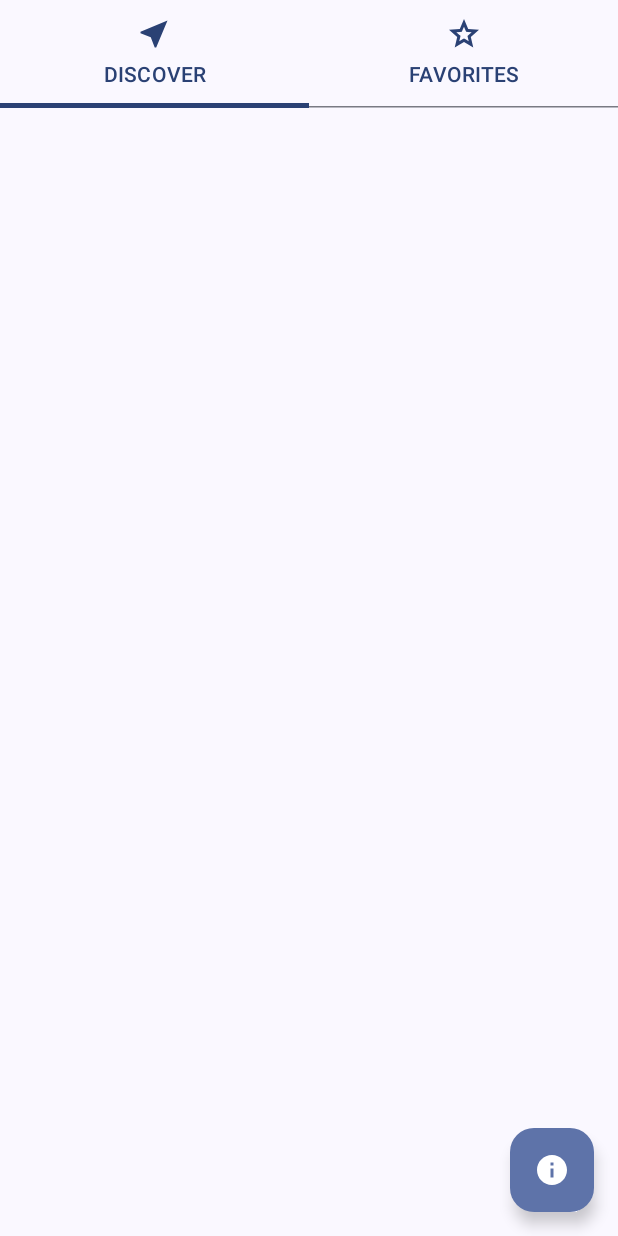
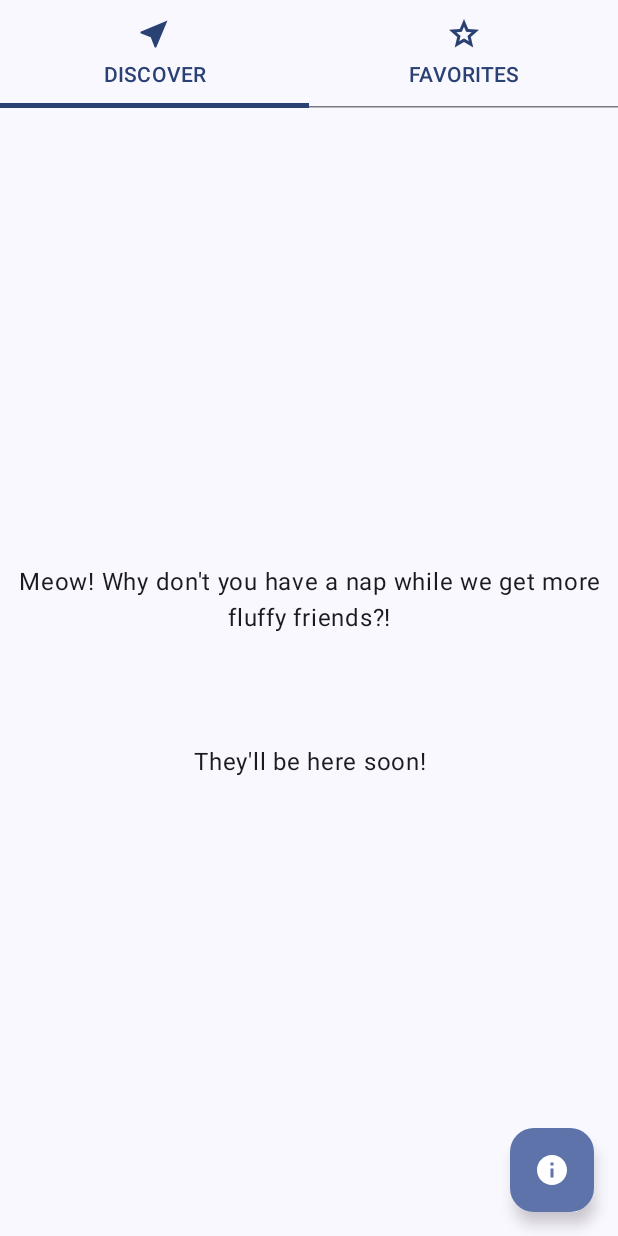
Before and after one commit to MrClassicT/DailyCat, an Android app built with Jetpack Compose: the screen it shows after launch (MainActivity), on a phone screen of 412 x 824 dp. Run offline under Robolectric (Android 15) with nearby library versions, the phone set to English and light mode, and no system bars; our stand-ins replace accompanist.

Commit message:
Loader works properly now!

```diff
--- a/app/src/main/java/com/android/dailycat/ui/screens/appScreen/discover/DiscoverScreen.kt
+++ b/app/src/main/java/com/android/dailycat/ui/screens/appScreen/discover/DiscoverScreen.kt
@@ -4,7 +4,6 @@ import androidx.compose.foundation.ExperimentalFoundationApi
 import androidx.compose.foundation.layout.padding
 import androidx.compose.foundation.pager.VerticalPager
 import androidx.compose.foundation.pager.rememberPagerState
-import androidx.compose.material3.Text
 import androidx.compose.runtime.Composable
 import androidx.compose.runtime.collectAsState
 import androidx.compose.runtime.getValue
@@ -15,6 +14,8 @@ import androidx.lifecycle.viewmodel.compose.viewModel
 import com.android.dailycat.ui.AppViewModelProvider
 import com.android.dailycat.ui.components.CatPost
 import com.android.dailycat.ui.screens.AppViewModel
+import com.android.dailycat.ui.screens.loader.Loader
+
 //import com.google.accompanist.pager.*
 
 @OptIn(ExperimentalFoundationApi::class)
@@ -22,6 +23,7 @@ import com.android.dailycat.ui.screens.AppViewModel
 fun DiscoverScreen(vm: AppViewModel = viewModel(factory = AppViewModelProvider.Factory)) {
     // Assume catPosts is a list of CatPost items
     val catPosts by vm.catPosts.collectAsState()
+//    val catPosts = listOf<CatPost>()
 
     // Remember a PagerState
     val pagerState = rememberPagerState(
@@ -31,17 +33,22 @@ fun DiscoverScreen(vm: AppViewModel = viewModel(factory = AppViewModelProvider.F
         catPosts.size
     }
 
-    VerticalPager(
-        state = pagerState, // The pager state to control the pager
-        modifier = Modifier.padding(10.dp), // Fill the max size of the screen
-    ) { page ->
-        // Our page content
-        if (catPosts.isNotEmpty()) {
+
+    if (catPosts.isNotEmpty() && catPosts.size > 1) {
+
+        VerticalPager(
+            state = pagerState, // The pager state to control the pager
+            modifier = Modifier.padding(10.dp), // Fill the max size of the screen
+        ) { page ->
+            // Our page content
+
             CatPost(catImage = catPosts[page].image, catQuote = catPosts[page].quote)
-            if(page == catPosts.size-3) vm.getCatPost()
-        } else {
-            Text(text = "Loading cats...")
+            if (page == catPosts.size - 3) vm.getCatPost()
+
         }
+
+    } else {
+        Loader()
     }
 }
 
--- /dev/null
+++ b/app/src/main/java/com/android/dailycat/ui/screens/loader/Loader.kt
@@ -0,0 +1,35 @@
+package com.android.dailycat.ui.screens.loader
+
+import androidx.compose.foundation.layout.Arrangement
+import androidx.compose.foundation.layout.Column
+import androidx.compose.foundation.layout.fillMaxSize
+import androidx.compose.foundation.layout.padding
+import androidx.compose.material3.Text
+import androidx.compose.runtime.Composable
+import androidx.compose.ui.Alignment
+import androidx.compose.ui.Modifier
+import androidx.compose.ui.text.style.TextAlign
+import androidx.compose.ui.tooling.preview.Preview
+import androidx.compose.ui.unit.dp
+
+@Composable
+fun Loader(){
+
+    Column(
+        modifier = Modifier.fillMaxSize().padding(10.dp),
+        verticalArrangement = Arrangement.Center,
+        horizontalAlignment = Alignment.CenterHorizontally,
+    ) {
+        Text(text = "Meow! Why don't you have a nap while we get more fluffy friends?!\n" +
+                "\n\n" +
+                "\nThey'll be here soon!",
+            textAlign = TextAlign.Center)
+    }
+
+}
+
+@Preview
+@Composable
+fun LoaderPreview(){
+    Loader()
+}
```
